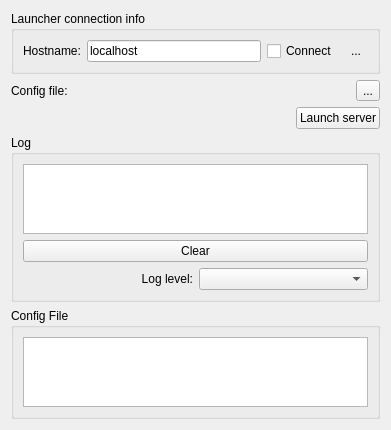
Old version of the form PlusRemote/Widgets/Resources/UI/qMRMLPlusLauncherRemoteWidget.ui in the repository Sunderlandkyl/SlicerOpenIGTLink.
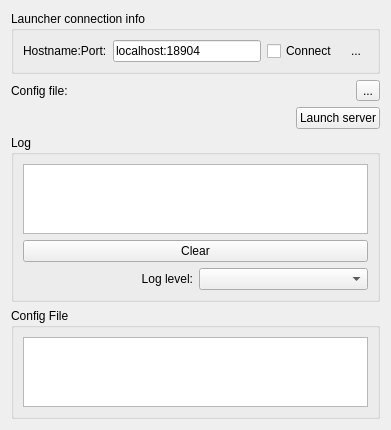
New version of the form. Icons and pictures are not drawn. Custom widgets are drawn as their Qt base class.

```diff
--- a/PlusRemote/Widgets/Resources/UI/qMRMLPlusLauncherRemoteWidget.ui
+++ b/PlusRemote/Widgets/Resources/UI/qMRMLPlusLauncherRemoteWidget.ui
@@ -23,14 +23,14 @@
       <item>
        <widget class="QLabel" name="hostnameLabel">
         <property name="text">
-         <string>Hostname:</string>
+         <string>Hostname:Port:</string>
         </property>
        </widget>
       </item>
       <item>
        <widget class="QLineEdit" name="hostnameLineEdit">
         <property name="text">
-         <string>localhost</string>
+         <string>localhost:18904</string>
         </property>
        </widget>
       </item>
```
